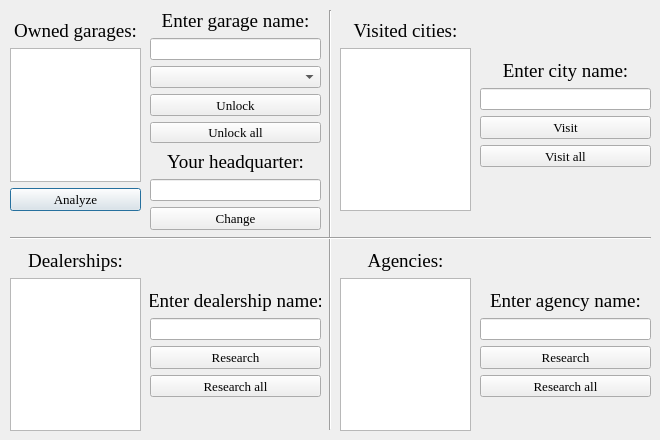
The window that second/form.ui (JDM170/SaveWizard) describes before a commit, drawn with Qt 5.
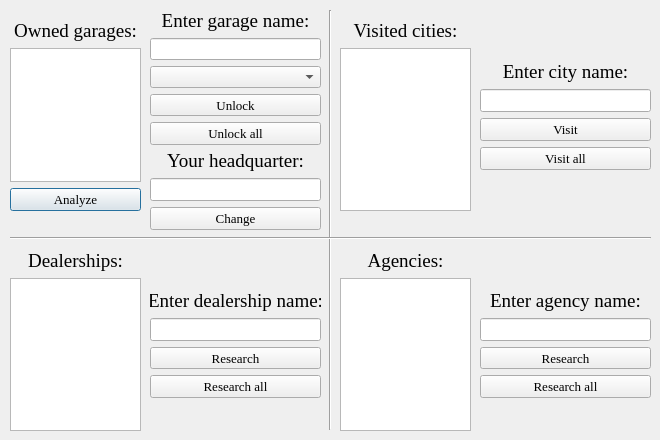
The same window after the commit.

Diff of the .ui file:
```diff
--- a/second/form.ui
+++ b/second/form.ui
@@ -240,7 +240,7 @@
      <x>150</x>
      <y>10</y>
      <width>171</width>
-     <height>133</height>
+     <height>135</height>
     </rect>
    </property>
    <layout class="QGridLayout" name="add_garage">
@@ -300,7 +300,7 @@
      <x>480</x>
      <y>60</y>
      <width>171</width>
-     <height>107</height>
+     <height>110</height>
     </rect>
    </property>
    <layout class="QGridLayout" name="add_city">
@@ -318,7 +318,14 @@
      </widget>
     </item>
     <item row="1" column="0">
-     <widget class="QLineEdit" name="city_edit"/>
+     <widget class="QLineEdit" name="city_edit">
+      <property name="font">
+       <font>
+        <family>Times New Roman</family>
+        <pointsize>10</pointsize>
+       </font>
+      </property>
+     </widget>
     </item>
     <item row="0" column="0">
      <widget class="QLabel" name="city_label">
@@ -357,7 +364,7 @@
      <x>150</x>
      <y>290</y>
      <width>171</width>
-     <height>107</height>
+     <height>108</height>
     </rect>
    </property>
    <layout class="QGridLayout" name="add_dealer">
@@ -375,7 +382,14 @@
      </widget>
     </item>
     <item row="1" column="0">
-     <widget class="QLineEdit" name="dealer_edit"/>
+     <widget class="QLineEdit" name="dealer_edit">
+      <property name="font">
+       <font>
+        <family>Times New Roman</family>
+        <pointsize>10</pointsize>
+       </font>
+      </property>
+     </widget>
     </item>
     <item row="0" column="0">
      <widget class="QLabel" name="dealer_label">
@@ -414,7 +428,7 @@
      <x>480</x>
      <y>290</y>
      <width>171</width>
-     <height>107</height>
+     <height>108</height>
     </rect>
    </property>
    <layout class="QGridLayout" name="add_agency">
@@ -461,7 +475,14 @@
      </widget>
     </item>
     <item row="1" column="0">
-     <widget class="QLineEdit" name="agency_edit"/>
+     <widget class="QLineEdit" name="agency_edit">
+      <property name="font">
+       <font>
+        <family>Times New Roman</family>
+        <pointsize>10</pointsize>
+       </font>
+      </property>
+     </widget>
     </item>
    </layout>
   </widget>
@@ -492,7 +513,14 @@
      </widget>
     </item>
     <item row="1" column="0">
-     <widget class="QLineEdit" name="headquarter_edit"/>
+     <widget class="QLineEdit" name="headquarter_edit">
+      <property name="font">
+       <font>
+        <family>Times New Roman</family>
+        <pointsize>10</pointsize>
+       </font>
+      </property>
+     </widget>
     </item>
     <item row="2" column="0">
      <widget class="QPushButton" name="headquarter_change">
```
Left out of the diff: 45 changed lines with no effect on the pictures.
